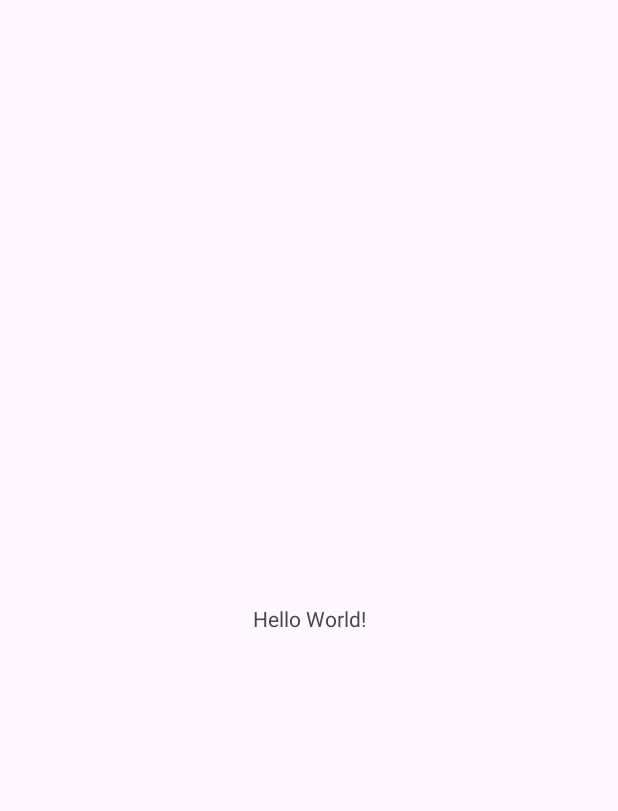
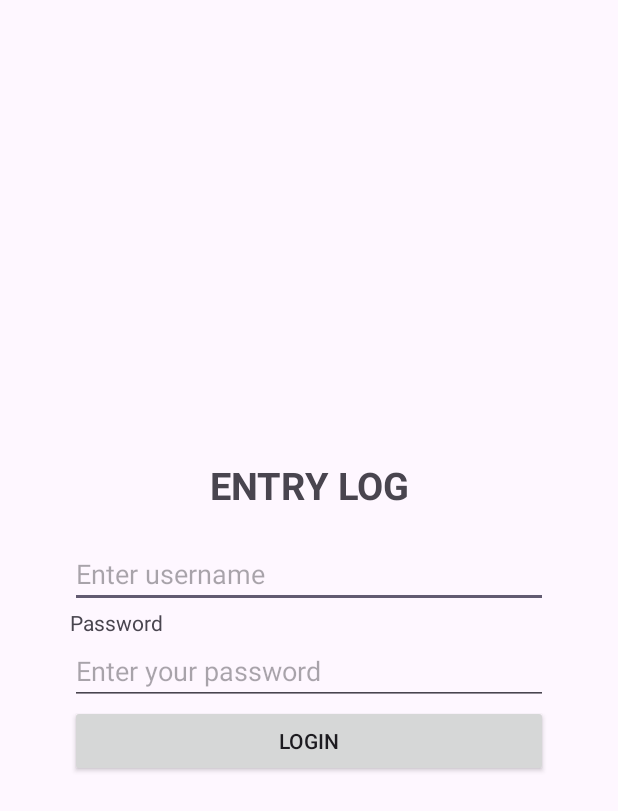
Before and after one commit to Abhijay-Prakash/ENTRY-EXIT-LOG, an Android app: the screen it shows after launch (MainActivity), on a phone screen of 412 x 824 dp. Before the commit the part shown is almost empty. Shown: the top 811 px of the screen. Run offline under Robolectric (Android 15) with nearby library versions, the phone set to English and light mode, and no system bars.

Commit message:
Login Page

```diff
--- a/app/src/main/java/com/example/entry_exitlog/MainActivity.java
+++ b/app/src/main/java/com/example/entry_exitlog/MainActivity.java
@@ -1,19 +1,38 @@
 package com.example.entry_exitlog;
 
 import android.os.Bundle;
+import android.view.View;
+import android.widget.EditText;
+import android.widget.Toast;
 
 import androidx.activity.EdgeToEdge;
 import androidx.appcompat.app.AppCompatActivity;
+import androidx.appcompat.widget.AppCompatButton;
 import androidx.core.graphics.Insets;
 import androidx.core.view.ViewCompat;
 import androidx.core.view.WindowInsetsCompat;
 
 public class MainActivity extends AppCompatActivity {
 
+    EditText d1,d2;
+    AppCompatButton b1;
     @Override
     protected void onCreate(Bundle savedInstanceState) {
         super.onCreate(savedInstanceState);
         EdgeToEdge.enable(this);
         setContentView(R.layout.activity_main);
+        d1=(EditText) findViewById(R.id.ed1);
+        d2=(EditText) findViewById(R.id.ed2);
+        b1=(AppCompatButton) findViewById(R.id.bt1);
+
+        b1.setOnClickListener(new View.OnClickListener() {
+            @Override
+            public void onClick(View v) {
+                String s1,s2;
+                s1=d1.getText().toString();
+                s2=d2.getText().toString();
+                Toast.makeText(getApplicationContext(), s1+""+s2, Toast.LENGTH_SHORT).show();
+            }
+        });
     }
 }
--- a/app/src/main/res/layout/activity_main.xml
+++ b/app/src/main/res/layout/activity_main.xml
@@ -1,19 +1,39 @@
-<?xml version="1.0" encoding="utf-8"?>
-<androidx.constraintlayout.widget.ConstraintLayout xmlns:android="http://schemas.android.com/apk/res/android"
-    xmlns:app="http://schemas.android.com/apk/res-auto"
-    xmlns:tools="http://schemas.android.com/tools"
-    android:id="@+id/main"
-    android:layout_width="match_parent"
+<LinearLayout android:layout_width="match_parent"
     android:layout_height="match_parent"
-    tools:context=".MainActivity">
+    android:orientation="vertical"
+    android:gravity="center"
+    android:padding="70px"
+    xmlns:android="http://schemas.android.com/apk/res/android">
+    <TextView
+        android:layout_width="match_parent"
+        android:textSize="25dp"
+        android:textStyle="bold"
+        android:layout_height="wrap_content"
+        android:textAlignment="center"
+        android:text="ENTRY LOG"/>
 
     <TextView
-        android:layout_width="wrap_content"
+        android:layout_width="match_parent"
+        android:layout_height="wrap_content"/>
+    <EditText
+        android:id="@+id/ed1"
+        android:layout_width="match_parent"
         android:layout_height="wrap_content"
-        android:text="Hello World!"
-        app:layout_constraintBottom_toBottomOf="parent"
-        app:layout_constraintEnd_toEndOf="parent"
-        app:layout_constraintStart_toStartOf="parent"
-        app:layout_constraintTop_toTopOf="parent" />
+        android:hint="Enter username"/>
 
-</androidx.constraintlayout.widget.ConstraintLayout>
+    <TextView
+        android:layout_width="match_parent"
+        android:layout_height="wrap_content"
+        android:text="Password"/>
+    <EditText
+        android:id="@+id/ed2"
+        android:layout_width="match_parent"
+        android:layout_height="wrap_content"
+        android:hint="Enter your password"/>
+
+    <androidx.appcompat.widget.AppCompatButton
+        android:id="@+id/bt1"
+        android:layout_width="match_parent"
+        android:layout_height="wrap_content"
+        android:text="LOGIN"/>
+</LinearLayout>
```
